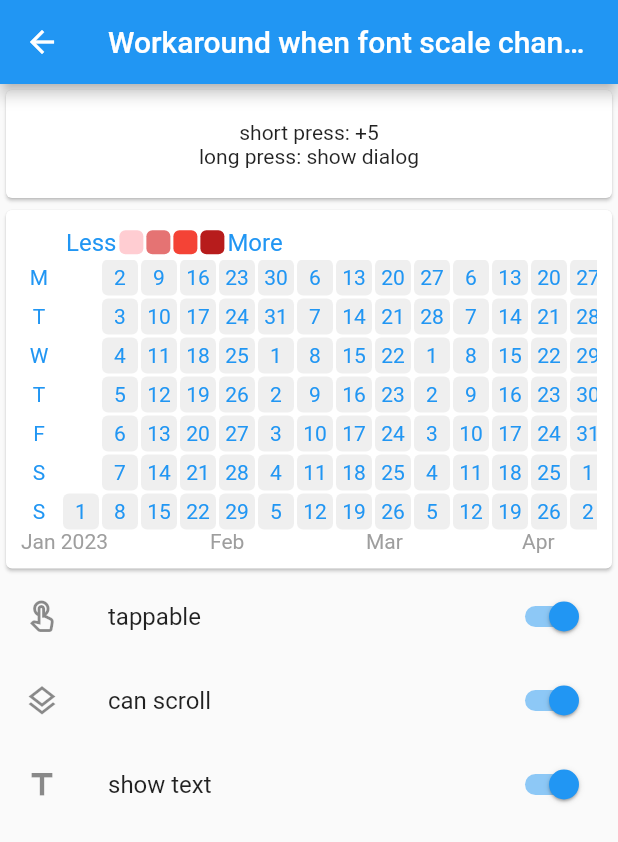
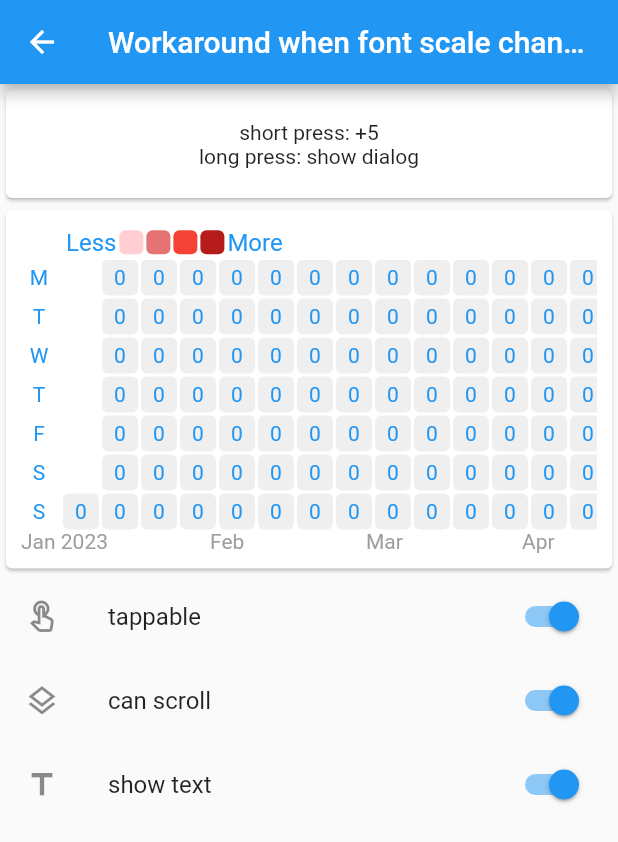
Before and after one commit to FriesI23/simple_heatmap_calendar, a Flutter app: the TappableHeatmapPage screen opened directly, after a tap on "show text", on a phone screen of 412 x 824 dp. Shown: the top 842 px of the screen. Run offline on Flutter 3.47's test engine with Material 2 defaults, Android fonts, the phone set to English and light mode, and no system bars; our stand-ins replace tuple.

Commit message:
Expose custom cell value builder callback in cellBuilder

````diff
--- a/example/lib/page_basic_heatmap.dart
+++ b/example/lib/page_basic_heatmap.dart
@@ -109,9 +109,22 @@ class _BasicHeatmapPage extends State<BasicHeatmapPage> {
                     ),
                     monthLabelItemBuilder: (context, date, defaultFormat) =>
                         FittedBox(
+                      alignment: Alignment.centerLeft,
                       fit: BoxFit.scaleDown,
                       child: Text(DateFormat(defaultFormat).format(date)),
                     ),
+                    // cellBuilder:
+                    //     (context, childBuilder, columnIndex, rowIndex, date) =>
+                    //         childBuilder(
+                    //   context,
+                    //   valueBuilder: (context, dateDay) {
+                    //     if (dateDay == 1) {
+                    //       return const Icon(Icons.tonality);
+                    //     } else {
+                    //       return const Icon(Icons.circle_outlined);
+                    //     }
+                    //   },
+                    // ),
                   ),
                 ],
               ),
--- a/example/lib/page_tappable.dart
+++ b/example/lib/page_tappable.dart
@@ -168,7 +168,14 @@ class _TappableHeatmapPage extends State<TappableHeatmapPage> {
             return Tooltip(
               message: "${DateFormat('yyyy-MM-dd').format(date)} value: $value",
               waitDuration: const Duration(seconds: 1),
-              child: childBuilder(context),
+              child: childBuilder(
+                context,
+                valueBuilder: (context, dateDay) {
+                  if (dateDay == null) return null;
+                  var n = vm.data[date];
+                  return Text((n ?? 0).toString());
+                },
+              ),
             );
           },
         );
--- a/lib/src/heatmap_calendar.dart
+++ b/lib/src/heatmap_calendar.dart
@@ -10,6 +10,8 @@ import 'heatmap_cell.dart';
 import 'heatmap_colortip.dart';
 import 'utils.dart';
 
+typedef ValueBuilder = Widget? Function(BuildContext context, int? dateDay);
+
 class HeatmapCalendarStyle {
   /// change heatmap cell container color
   final Color? cellBackgroundColor;
@@ -17,7 +19,7 @@ class HeatmapCalendarStyle {
   /// change heatmap cell radius
   final BorderRadius? cellRadius;
 
-  /// change heatmap cell value color, [HeatmapSwitchParameters.showText]
+  /// change heatmap cell value color, [HeatmapSwitchParameters.showCellText]
   /// must set true to display heatmap cell value;
   final Color? cellValueColor;
 
@@ -289,16 +291,23 @@ class HeatmapCalendar<T extends Comparable<T>> extends StatefulWidget {
   /// e.g. (add tootips):
   /// ```dart
   /// cellBuilder: (context, childBuilder, columnIndex, rowIndex, date) {
-  ///   Tooltip(
-  ///     message: "${DateFormat('yyyy-MM-dd').format(date)}",
+  ///   return Tooltip(
+  ///     message: "${DateFormat('yyyy-MM-dd').format(date)} value: $value",
   ///     waitDuration: const Duration(seconds: 1),
-  ///     child: childBuilder(context),
+  ///     child: childBuilder(
+  ///       context,
+  ///       valueBuilder: (context, dateDay) {
+  ///         if (dateDay == null) return null;
+  ///         var n = vm.data[date];
+  ///         return Text((n ?? 0).toString());
+  ///       },
+  ///     ),
   ///   );
-  /// }
+  /// },
   /// ```
   final Widget Function(
     BuildContext context,
-    Widget Function(BuildContext) childBuilder,
+    Widget Function(BuildContext, {ValueBuilder? valueBuilder}) childBuilder,
     int columnIndex,
     int rowIndex,
     DateTime date,
@@ -673,9 +682,10 @@ class _HeatmapCalendar<T extends Comparable<T>>
     required int rowIndex,
     required DateTime date,
     required HeatmapCalendarStyle defaultStyle,
+    ValueBuilder? valueBuilder,
   }) {
     Color cellColor, valueColor;
-    int? value;
+    int? dateDay;
     EdgeInsets padding;
     bool isValidCell = true;
     if (date.isBefore(model.startDate) || date.isAfter(model.endedDate)) {
@@ -686,11 +696,12 @@ class _HeatmapCalendar<T extends Comparable<T>>
       cellColor = selectedColor ??
           userStyle?.cellBackgroundColor ??
           defaultStyle.cellBackgroundColor!;
-      value = showCellText ? date.day : null;
+      dateDay = showCellText ? date.day : null;
     }
     valueColor = getSelectedDateValueColor(date) ??
         userStyle?.cellValueColor ??
         defaultStyle.cellValueColor!;
+
     padding = getCellPadding(columnIndex, rowIndex);
 
     Widget cell = HeatmapCell<int>(
@@ -699,12 +710,19 @@ class _HeatmapCalendar<T extends Comparable<T>>
       color: cellColor,
       padding: userStyle?.cellValuePadding ?? defaultStyle.cellValuePadding,
       radius: userStyle?.cellRadius ?? defaultStyle.cellRadius,
-      value: value,
+      value: dateDay,
       valueColor: valueColor,
       valueBuilder: autoScaled
-          ? (context, value) =>
-              FittedBox(child: value != null ? Text(value.toString()) : null)
-          : null,
+          ? (context, value) => FittedBox(
+                child: value != null
+                    ? (valueBuilder != null
+                        ? valueBuilder(context, value)
+                        : Text(value.toString()))
+                    : (valueBuilder != null
+                        ? valueBuilder(context, value)
+                        : null),
+              )
+          : valueBuilder,
       valueSize: userStyle?.cellValueFontSize ?? defaultStyle.cellValueFontSize,
     );
 
@@ -846,12 +864,14 @@ class _HeatmapCalendar<T extends Comparable<T>>
           : columnIndex;
       var date = model.getDateTimeByOffset(rowIndex, dateColumnIndex);
 
-      Widget childBuilder(BuildContext context) => _cellBuilder(
+      Widget childBuilder(BuildContext context, {ValueBuilder? valueBuilder}) =>
+          _cellBuilder(
             context,
             date: date,
             columnIndex: columnIndex,
             rowIndex: rowIndex,
             defaultStyle: style,
+            valueBuilder: valueBuilder,
           );
 
       if (widget.cellBuilder != null) {
--- a/lib/src/heatmap_cell.dart
+++ b/lib/src/heatmap_cell.dart
@@ -25,10 +25,14 @@ class HeatmapCell<T> extends StatelessWidget {
   });
 
   Widget? _getValue(BuildContext context) {
-    if (value == null) return valueBuilder?.call(context, value);
-    var child = valueBuilder == null
-        ? Text(value.toString())
-        : valueBuilder!(context, value);
+    Widget? child;
+    if (value == null) {
+      child = valueBuilder?.call(context, value);
+    } else if (valueBuilder == null) {
+      child = Text(value.toString());
+    } else {
+      child = valueBuilder!(context, value);
+    }
     if (child == null) return null;
     return DefaultTextStyle(
       style: TextStyle(fontSize: valueSize, color: valueColor),
````
